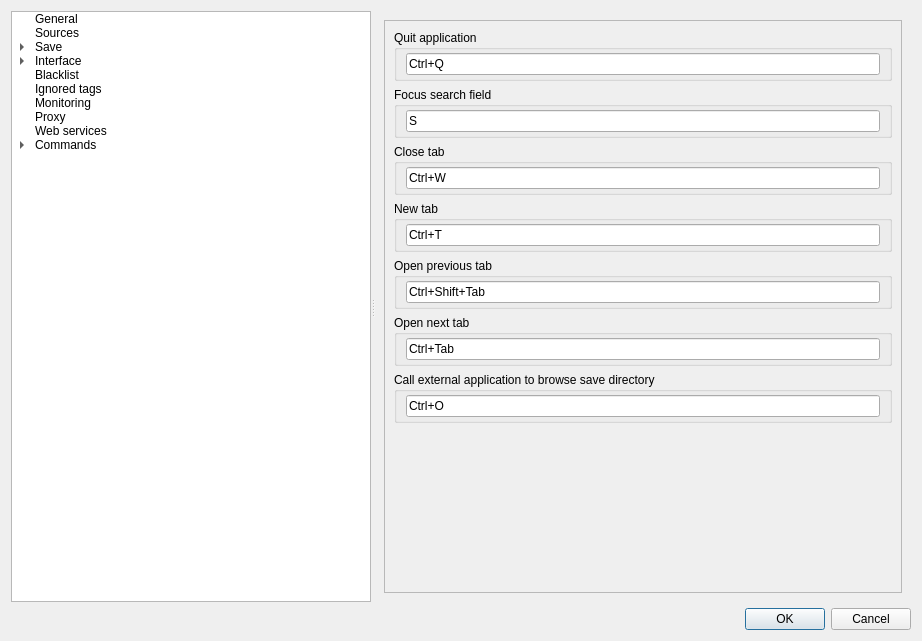
Before: the Qt Designer form src/gui/src/settings/options-window.ui in Bionus/imgbrd-grabber, drawn with Qt 5.
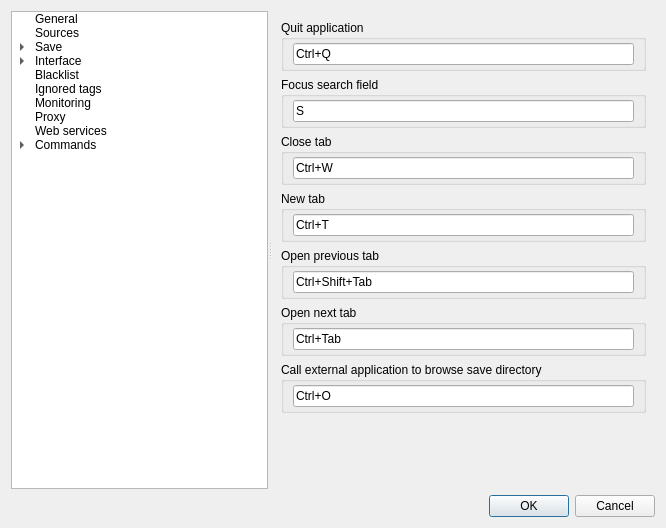
After: the same form once the commit is applied. The open tabs and pages were chosen to show the change. Icons and pictures are not drawn.

Commit message: Remove border and spacing around shortcuts scroll areas

Diff of the .ui file:
```diff
--- a/src/gui/src/settings/options-window.ui
+++ b/src/gui/src/settings/options-window.ui
@@ -6,8 +6,8 @@
    <rect>
     <x>0</x>
     <y>0</y>
-    <width>922</width>
-    <height>641</height>
+    <width>666</width>
+    <height>528</height>
    </rect>
   </property>
   <property name="windowTitle">
@@ -1634,8 +1634,23 @@
       </widget>
       <widget class="QWidget" name="pageInterfaceMainWindowShortcuts">
        <layout class="QVBoxLayout" name="verticalLayout_9">
+        <property name="leftMargin">
+         <number>0</number>
+        </property>
+        <property name="topMargin">
+         <number>0</number>
+        </property>
+        <property name="rightMargin">
+         <number>0</number>
+        </property>
+        <property name="bottomMargin">
+         <number>0</number>
+        </property>
         <item>
          <widget class="QScrollArea" name="scrollArea_3">
+          <property name="frameShape">
+           <enum>QFrame::NoFrame</enum>
+          </property>
           <property name="widgetResizable">
            <bool>true</bool>
           </property>
@@ -1644,8 +1659,8 @@
             <rect>
              <x>0</x>
              <y>0</y>
-             <width>519</width>
-             <height>573</height>
+             <width>381</width>
+             <height>483</height>
             </rect>
            </property>
            <layout class="QVBoxLayout" name="verticalLayout_10">
@@ -1855,8 +1870,8 @@
               </property>
               <property name="sizeHint" stdset="0">
                <size>
-                <width>20</width>
-                <height>40</height>
+                <width>0</width>
+                <height>0</height>
                </size>
               </property>
              </spacer>
```
Left out of the diff: 21 changed lines with no effect on the pictures.
